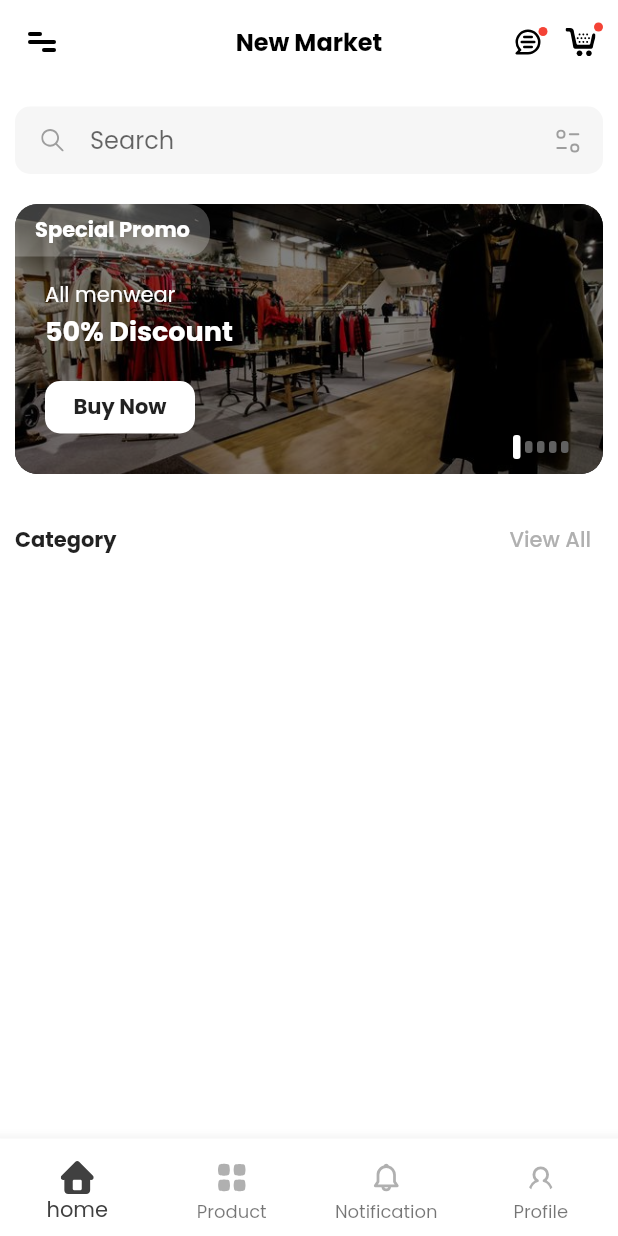
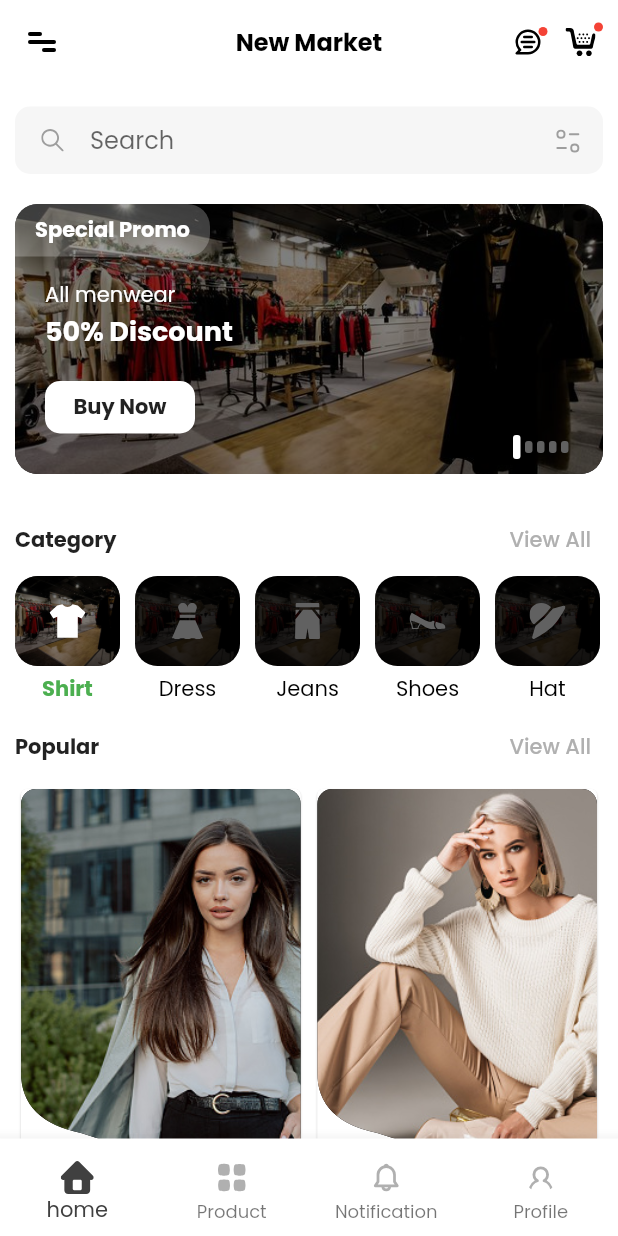
Before and after one commit to hemant00007/fashionshop, a Flutter app: the screen it shows after launch, after a tap on "Get Started", on a phone screen of 412 x 824 dp. Run offline on Flutter 3.47's test engine with Material 2 defaults, Android fonts, the phone set to English and light mode, and no system bars; our stand-ins replace flutter_svg, google_fonts.

Commit message:
page designed in another way

```diff
--- a/lib/component/categorylist.dart
+++ b/lib/component/categorylist.dart
@@ -1,4 +1,8 @@
+import 'package:fashionshop/app/AppColors.dart';
+import 'package:fashionshop/dummy_data.dart';
 import 'package:flutter/cupertino.dart';
+import 'package:flutter/material.dart';
+import 'package:flutter_svg/flutter_svg.dart';
 
 class HomeCategoryList extends StatefulWidget {
   const HomeCategoryList({Key? key}) : super(key: key);
@@ -8,8 +12,59 @@ class HomeCategoryList extends StatefulWidget {
 }
 
 class _HomeCategoryListState extends State<HomeCategoryList> {
+  int currentSelected =0;
   @override
   Widget build(BuildContext context) {
-    return Container();
+    return SliverToBoxAdapter(
+      child: SizedBox(
+        height: 90,
+        child: ListView.builder(
+          scrollDirection: Axis.horizontal,
+          itemCount: categoryList.length,
+          itemBuilder: (context,index){
+            return Padding(padding: EdgeInsets.only(left: 10),
+            child: GestureDetector(
+              onTap: (){
+                setState(() {
+                  currentSelected= index;
+                });
+              },
+              child: Column(
+                crossAxisAlignment: CrossAxisAlignment.center,
+                children: [
+                  Container(
+                    height: 60,
+                    width: 70,
+                    decoration: BoxDecoration(
+                      color: currentSelected == index ? AppColors.darkGrey :AppColors.lightGrey,
+                      borderRadius: BorderRadius.circular(15),
+                      image:  DecorationImage(
+                        image: AssetImage('assets/pictures/clothes_shop.jpg',),
+                        fit: BoxFit.cover,
+                        colorFilter: ColorFilter.mode(
+                          currentSelected == index
+                              ? Colors.black.withOpacity(.5)
+                              : Colors.black.withOpacity(.85),
+                          BlendMode.darken,
+                        ),
+                      )
+                    ),
+                    alignment: Alignment.center,
+                    child: SvgPicture.asset(categoryList[index].icon,height: 24,width: 24,
+                    color: currentSelected==index?Colors.white:AppColors.grey,),
+                  ),
+                  SizedBox(height: 5,),
+                  Text(categoryList[index].name.toString(),style: TextStyle(
+                    fontWeight: currentSelected==index ? FontWeight.bold :FontWeight.normal,
+                    color: currentSelected == index ? Colors.green : Colors.black
+                  ),)
+
+                ],
+              ),
+            ),);
+          },
+        ),
+      ),
+    );
   }
 }
--- /dev/null
+++ b/lib/component/homepopularlist.dart
@@ -0,0 +1,65 @@
+import 'package:fashionshop/dummy_data.dart';
+import 'package:fashionshop/screens/myclipper.dart';
+import 'package:flutter/cupertino.dart';
+import 'package:flutter/material.dart';
+
+import '../screens/DetailScreen.dart';
+
+class HomePopularList extends StatefulWidget {
+  const HomePopularList({Key? key}) : super(key: key);
+
+  @override
+  State<HomePopularList> createState() => _HomePopularListState();
+}
+
+class _HomePopularListState extends State<HomePopularList> {
+  @override
+  Widget build(BuildContext context) {
+    return SliverPadding(padding: EdgeInsets.symmetric(horizontal: 10),
+    sliver: SliverGrid(
+        gridDelegate: const SliverGridDelegateWithMaxCrossAxisExtent(maxCrossAxisExtent: 200,
+    mainAxisSpacing: 3,
+    crossAxisSpacing: 3,
+    childAspectRatio: .7),
+    delegate: SliverChildBuilderDelegate(
+    (context,i){
+      return GestureDetector(
+      onTap: ()=> Navigator.of(context).push(
+    MaterialPageRoute(
+    builder: ((context) => DetailScreen(
+   // popularModel: popularList[i],
+    )),
+    ),
+    ),
+    child: Card(
+      elevation: .7,
+      child: Column(
+        crossAxisAlignment: CrossAxisAlignment.start,
+        children: [
+          Expanded(child: ClipPath(
+            clipper: MyClipper(),
+            child: Container(
+              decoration: BoxDecoration(
+                color: Colors.black,
+                borderRadius: const BorderRadius.only(
+                  topRight: Radius.circular(10),
+                  topLeft: Radius.circular(10),
+                ),
+                image: DecorationImage(
+                  image: AssetImage(popularList[i].image,),
+                  fit: BoxFit.cover
+
+                )
+              ),
+            ),
+          ))
+        ],
+      ),
+    ),
+      );
+    }
+    ),
+    ),
+    );
+  }
+}
--- /dev/null
+++ b/lib/dummy_data.dart
@@ -0,0 +1,24 @@
+import 'package:fashionshop/component/popularModel.dart';
+
+import 'component/categorymodel.dart';
+
+List<CategoryModel> categoryList = [
+  CategoryModel(icon: 'assets/svg/shirt.svg',name: 'Shirt'),
+  CategoryModel(icon: 'assets/svg/dress.svg',name: 'Dress'),
+  CategoryModel(icon: 'assets/svg/jeans.svg',name: 'Jeans'),
+  CategoryModel(icon: 'assets/svg/shoes.svg',name: 'Shoes'),
+  CategoryModel(icon: 'assets/svg/hat.svg',name: 'Hat'),
+
+];
+
+List<PopularModel> popularList = [
+ PopularModel(image: 'assets/pictures/popular2.jpg', title: 'Second shirt', price: 35),
+  PopularModel(image: 'assets/pictures/popular3.jpg', title: 'Some other', price: 33),
+  PopularModel(image: 'assets/pictures/popular4.jpg', title: "new clothes" , price: 99),
+  PopularModel(image: 'assets/pictures/popular5.jpg', title: "New Arrival", price: 199),
+  PopularModel(image: 'assets/pictures/popular2.jpg', title: 'Second shirt', price: 35),
+  PopularModel(image: 'assets/pictures/popular3.jpg', title: 'Some other', price: 33),
+  PopularModel(image: 'assets/pictures/popular4.jpg', title: "new clothes" , price: 99),
+  PopularModel(image: 'assets/pictures/popular5.jpg', title: "New Arrival", price: 199)
+
+];
--- a/lib/screens/Homepage.dart
+++ b/lib/screens/Homepage.dart
@@ -2,10 +2,12 @@ import 'package:fashionshop/component/CategoryTitle.dart';
 import 'package:fashionshop/component/NewsFeed.dart';
 import 'package:fashionshop/component/appbar.dart';
 import 'package:fashionshop/component/homebuttonMenuicon.dart';
+import 'package:fashionshop/component/homepopularlist.dart';
 import 'package:flutter/cupertino.dart';
 import 'package:flutter/material.dart';
 
 import '../app/AppColors.dart';
+import '../component/categorylist.dart';
 import '../component/searchBar.dart';
 
 
@@ -44,7 +46,10 @@ class _HomePageState extends State<HomePage> {
             ),
           ),
           CategoryTitle(title: 'Category', trailingTitle: 'View All',),
-          //HomeCategoryList(),
+        // HomeCategoryList(),
+          HomeCategoryList(),
+          CategoryTitle(title: 'Popular', trailingTitle: "View All"),
+          HomePopularList(),
         ],
       ),
       bottomNavigationBar: bottomNavigationBar(),
```
Also changed, not shown: lib/component/categorymodel.dart (added, +9 -0 lines), lib/component/popularModel.dart (added, +15 -0 lines), lib/screens/DetailScreen.dart (added, +15 -0 lines).
